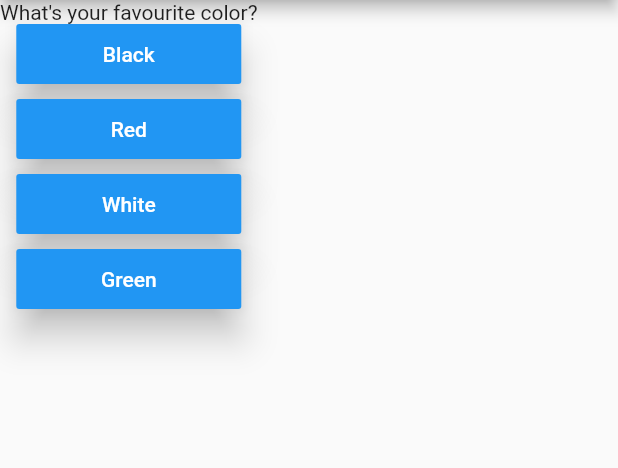
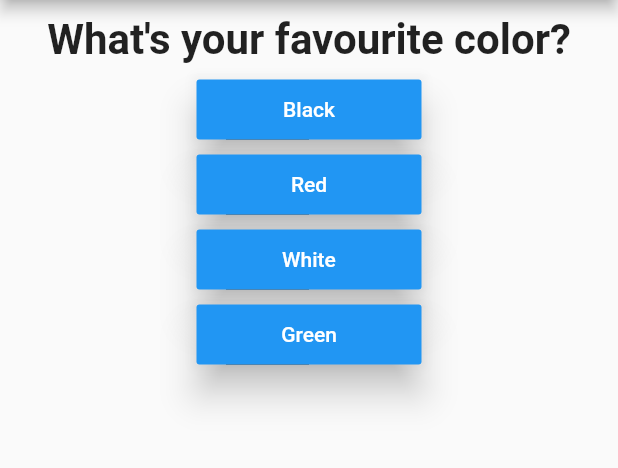
Before and after one commit to rajput-hemant/my-first-app, a Flutter app: the screen it shows after launch, on a phone screen of 412 x 824 dp, the part 84-552 px from its top. Run offline on Flutter 3.47's test engine with Material 2 defaults, Android fonts, the phone set to English and light mode, and no system bars.

Commit message:
Updated question.dart Wrapped Text widget in container & add some properties to Container & Text Widget

```diff
--- a/lib/question.dart
+++ b/lib/question.dart
@@ -1,11 +1,31 @@
 import 'package:flutter/material.dart';
+
+// Wrapped Text widget in container & add some properties to Container & Text Widget
 
 class Question extends StatelessWidget {
   final String questionText;
 
   Question(this.questionText);
 
+  @override
   Widget build(BuildContext context) {
-    return Text(questionText);
+    return Container(
+      width: double.infinity,
+      margin: EdgeInsets.all(10),
+      child: Text(
+        questionText,
+        style: TextStyle(fontSize: 28, fontWeight: FontWeight.bold),
+        textAlign: TextAlign.center,
+      ),
+    );
   }
 }
+
+//  Version 6 - created question widget to handle questions seperately
+
+// class Question extends StatelessWidget {
+//   final String questionText;
+//   Widget build(BuildContext context) {
+//     return Text(questionText);
+//   }
+// }
```
